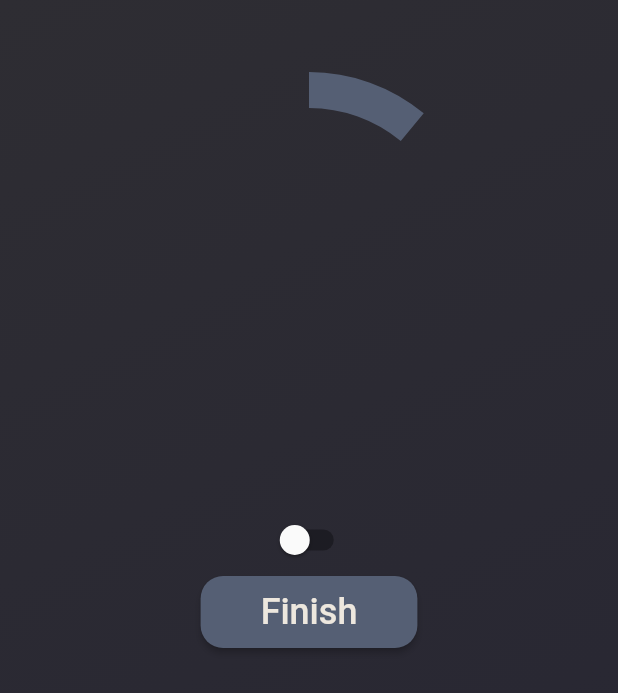
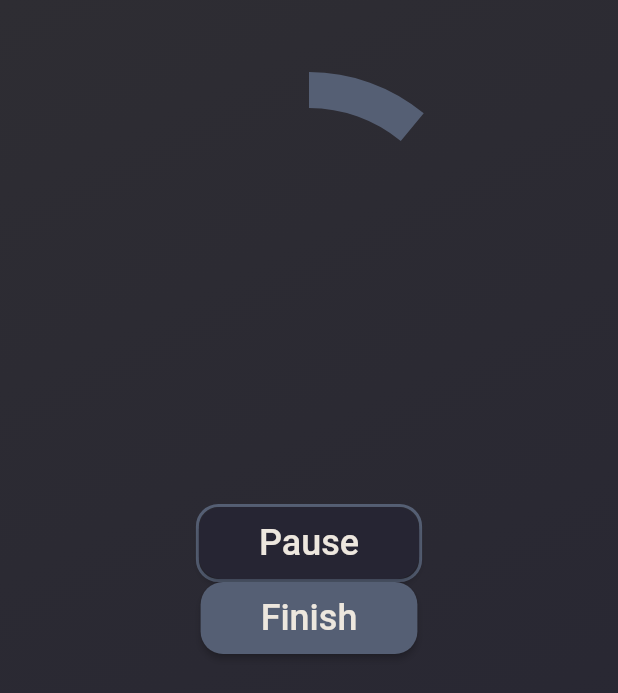
Before and after one commit to jacob-macleod/Progresso-Timer-App, a Flutter app: the screen it shows after launch, after a tap on "Start Timer", on a phone screen of 412 x 824 dp. Shown: the top 693 px of the screen. Run offline on Flutter 3.47's test engine with Material 2 defaults, Android fonts, the phone set to English and light mode, and no system bars; our stand-ins replace numberpicker.

Commit message:
Allowed the timer to be paused and started

```diff
--- /dev/null
+++ b/lib/componments/ghost_button.dart
@@ -0,0 +1,42 @@
+import 'package:flutter/material.dart';
+
+class GhostButton extends StatelessWidget {
+  const GhostButton(this.text, this.onPressed, this.value, {super.key});
+  final String text;
+  final Function onPressed;
+  final double value;
+
+  @override
+  Widget build(context) {
+    return Container(
+      decoration: BoxDecoration(
+        border: Border.all(
+          color: const Color.fromRGBO(85, 95, 116, 1),
+          width: 2,
+        ),
+        borderRadius: BorderRadius.circular(15),
+      ),
+      child: ElevatedButton(
+        onPressed: () => onPressed(value),
+        style: ElevatedButton.styleFrom(
+          padding: const EdgeInsets.symmetric(
+            vertical: 10,
+            horizontal: 40,
+          ),
+          backgroundColor: const Color.fromRGBO(38, 37, 51, 1),
+          foregroundColor: Colors.white,
+          shape: RoundedRectangleBorder(
+            borderRadius: BorderRadius.circular(15),
+          ),
+        ),
+        child: Text(
+          text,
+          style: const TextStyle(
+            color: Color.fromRGBO(237, 231, 222, 1),
+            fontSize: 24,
+          ),
+        ),
+      ),
+    );
+  }
+}
--- a/lib/screens/timer.dart
+++ b/lib/screens/timer.dart
@@ -1,6 +1,7 @@
 import 'package:flutter/material.dart';
 import 'package:progresso/componments/background.dart';
 import 'package:progresso/componments/normal_button.dart';
+import 'package:progresso/componments/ghost_button.dart';
 
 class Timer extends StatefulWidget {
   const Timer(this.switchScreen, {super.key});
@@ -13,6 +14,21 @@ class Timer extends StatefulWidget {
 class _TimerState extends State<Timer> with TickerProviderStateMixin {
   late AnimationController controller;
   bool determinate = false;
+  bool paused = false;
+
+  void pauseTimer(double value) {
+    setState(() {
+      if (paused == false) {
+        controller.stop();
+        paused = true;
+      } else {
+        controller
+          ..forward(from: value)
+          ..repeat();
+        paused = false;
+      }
+    });
+  }
 
   @override
   void initState() {
@@ -50,27 +66,13 @@ class _TimerState extends State<Timer> with TickerProviderStateMixin {
           Transform.scale(
             scale: 6.0,
             child: CircularProgressIndicator(
-              color: const Color.fromRGBO(85, 95, 116, 1),
+              color: const Color.fromRGBO(85, 95, 116, 1), // Try a gradient
               value: controller.value,
               semanticsLabel: 'Circular progress indicator',
             ),
           ),
           const SizedBox(height: 150),
-          Switch(
-            value: determinate,
-            onChanged: (bool value) {
-              setState(() {
-                determinate = value;
-                if (determinate) {
-                  controller.stop();
-                } else {
-                  controller
-                    ..forward(from: 0.5)
-                    ..repeat();
-                }
-              });
-            },
-          ),
+          GhostButton("Pause", pauseTimer, controller.value),
           NormalButton("Finish", widget.switchScreen, "timeSelector"),
         ]),
       ),
```
